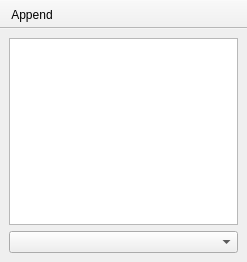
Old version of the form src/tree_panel_base.ui in the repository nextgis/nextgis_connect.
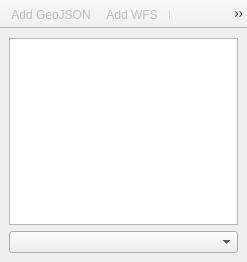
New version of the form.

Commit message: Update panel. Actions was implemented

What changed in the file:
```diff
--- a/src/tree_panel_base.ui
+++ b/src/tree_panel_base.ui
@@ -31,6 +31,9 @@
    </layout>
   </widget>
   <widget class="QToolBar" name="mainToolBar">
+   <property name="enabled">
+    <bool>true</bool>
+   </property>
    <property name="windowTitle">
     <string>toolBar</string>
    </property>
@@ -43,14 +46,42 @@
    <attribute name="toolBarBreak">
     <bool>false</bool>
    </attribute>
-   <addaction name="actionAppendVectorLayer"/>
+   <addaction name="actionAddAsGeoJSON"/>
+   <addaction name="actionAddWFS"/>
+   <addaction name="separator"/>
+   <addaction name="actionCreateNewGroup"/>
   </widget>
-  <action name="actionAppendVectorLayer">
+  <action name="actionAddAsGeoJSON">
+   <property name="enabled">
+    <bool>false</bool>
+   </property>
    <property name="text">
-    <string>Append</string>
+    <string>Add GeoJSON</string>
    </property>
    <property name="toolTip">
-    <string>Append vector layer</string>
+    <string>Add vector layer as GeoJSON</string>
+   </property>
+  </action>
+  <action name="actionAddWFS">
+   <property name="enabled">
+    <bool>false</bool>
+   </property>
+   <property name="text">
+    <string>Add WFS</string>
+   </property>
+   <property name="toolTip">
+    <string>Add WFS layers</string>
+   </property>
+  </action>
+  <action name="actionCreateNewGroup">
+   <property name="enabled">
+    <bool>false</bool>
+   </property>
+   <property name="text">
+    <string>Create new group</string>
+   </property>
+   <property name="toolTip">
+    <string>Create new resource group</string>
    </property>
   </action>
  </widget>
```
The commit also changes 6 other files.
